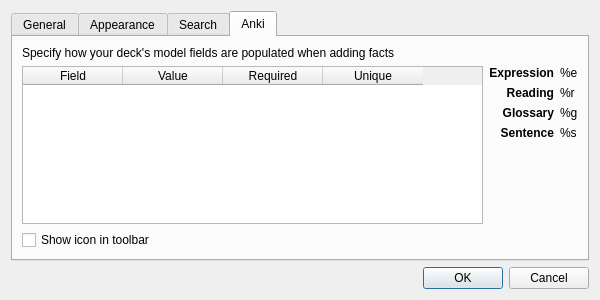
Old version of the form yomi_base/ui/preferences.ui in the repository FooSoft/yomichan-anki.
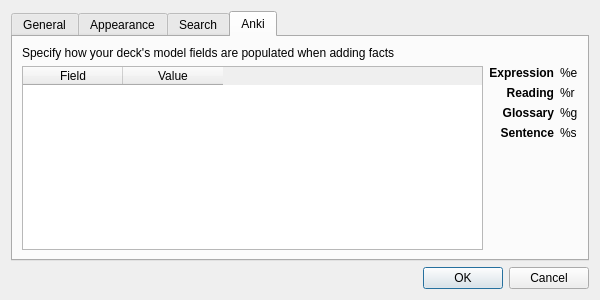
New version of the form. The open tabs and pages were chosen to show the change.

Commit message: fixing up preferences, anki host module

The edit to the form file:
```diff
--- a/yomi_base/ui/preferences.ui
+++ b/yomi_base/ui/preferences.ui
@@ -193,16 +193,6 @@
              <string>Value</string>
             </property>
            </column>
-           <column>
-            <property name="text">
-             <string>Required</string>
-            </property>
-           </column>
-           <column>
-            <property name="text">
-             <string>Unique</string>
-            </property>
-           </column>
           </widget>
          </item>
          <item>
@@ -320,13 +310,6 @@
          </item>
         </layout>
        </item>
-       <item>
-        <widget class="QCheckBox" name="checkAnkiShowIcon">
-         <property name="text">
-          <string>Show icon in toolbar</string>
-         </property>
-        </widget>
-       </item>
       </layout>
      </widget>
     </widget>
```
The commit also changes 3 other files.
